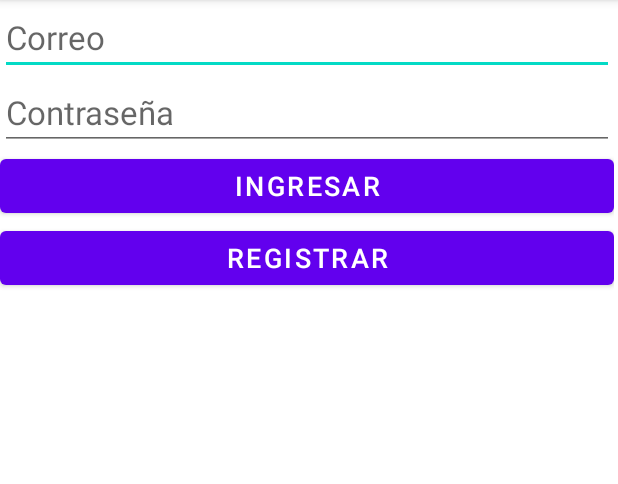
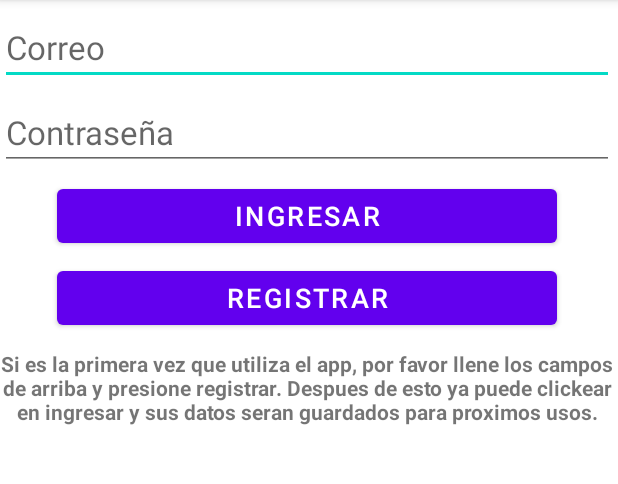
Before and after one commit to Euquimides/LegalWorkDesk, an Android app: the screen it shows after launch (MainActivity), after a tap on "REGISTRAR", on a phone screen of 412 x 824 dp, the part 84-568 px from its top. Run offline under Robolectric (Android 15) with nearby library versions, the phone set to English and light mode, and no system bars; our stand-ins replace Firebase (no records; nobody signed in at launch, a user with empty details on screens opened directly).

Commit message:
Agregamos comentarios y cambio de estilo a la pantalla de login

```diff
--- a/app/src/main/java/com/example/legalworkdesk/MainActivity.java
+++ b/app/src/main/java/com/example/legalworkdesk/MainActivity.java
@@ -18,33 +18,49 @@ import com.google.firebase.auth.FirebaseUser;
 public class MainActivity extends AppCompatActivity {
 
     private EditText etCorreo;
-    private EditText etContrasena;
+    private EditText etClave;
 
     public static FirebaseAuth mAuth;
 
     @Override
+    //Crea la vista
     protected void onCreate(Bundle savedInstanceState) {
         super.onCreate(savedInstanceState);
         setContentView(R.layout.activity_main);
 
         etCorreo=findViewById(R.id.etCorreo);
-        etContrasena=findViewById(R.id.etContrasena);
+        etClave=findViewById(R.id.etClave);
 
         mAuth = FirebaseAuth.getInstance();
     }
 
     @Override
+    // Se llama al iniciar la vista
+    // Se busca el usuario en firebase
     public void onStart() {
         super.onStart();
         FirebaseUser user = mAuth.getCurrentUser();
         updateUI(user);
     }
 
+    // Verifica que la clave cumpla con los requisitos
+    public String verificarClave(String clave) {
+        String error = "";
+        if (clave.length() < 8 ){
+            error += "Debe tener al menos 8 caracteres";
+        } else {
+            error += "Por favor escriba un correo valido";
+        }
+        return error;
+    }
+
+
+    // Registra usuario y agrega a firebase
     public void registrar(View view) {
         String correo = etCorreo.getText().toString();
-        String contrasena=etContrasena.getText().toString();
+        String clave = etClave.getText().toString();
 
-        mAuth.createUserWithEmailAndPassword(correo, contrasena)
+        mAuth.createUserWithEmailAndPassword(correo, clave)
                 .addOnCompleteListener(this, new OnCompleteListener<AuthResult>() {
 
                     public void onComplete(@NonNull Task<AuthResult> task) {
@@ -53,7 +69,8 @@ public class MainActivity extends AppCompatActivity {
                             Toast.makeText(getApplicationContext(), "Se registró el usuario correctamente.",
                                     Toast.LENGTH_SHORT).show();
                         } else {
-                            Toast.makeText(getApplicationContext(), "Fallo el registro",
+                            String error = verificarClave(clave);
+                            Toast.makeText(getApplicationContext(), "Fallo el registro, " + error,
                                     Toast.LENGTH_SHORT).show();
                             updateUI(null);
                         }
@@ -61,6 +78,7 @@ public class MainActivity extends AppCompatActivity {
                 });
     }
 
+    // Actualiza la interfaz, despues de intentar validar o agregar usuario
     private void updateUI(FirebaseUser user) {
         if (user!=null) {
             Intent intento = new Intent(this, MainMenu.class);
@@ -71,11 +89,12 @@ public class MainActivity extends AppCompatActivity {
         }
     }
 
+    // Si el usuario existe en la base procede a cargar la siguiente vista
     public void login(View view) {
         String correo = etCorreo.getText().toString();
-        String contrasena=etContrasena.getText().toString();
+        String clave = etClave.getText().toString();
 
-        mAuth.signInWithEmailAndPassword(correo, contrasena)
+        mAuth.signInWithEmailAndPassword(correo, clave)
                 .addOnCompleteListener(this, new OnCompleteListener<AuthResult>() {
                     @Override
                     public void onComplete(@NonNull Task<AuthResult> task) {
--- a/app/src/main/res/layout/activity_main.xml
+++ b/app/src/main/res/layout/activity_main.xml
@@ -19,33 +19,48 @@
             android:layout_width="match_parent"
             android:layout_height="wrap_content"
             android:ems="10"
+            android:layout_marginTop="10px"
             android:hint="@string/hCorreo"
             android:textSize="22sp"
             android:inputType="textEmailAddress" />
 
         <EditText
-            android:id="@+id/etContrasena"
+            android:id="@+id/etClave"
             android:layout_width="match_parent"
             android:layout_height="wrap_content"
             android:ems="10"
+            android:layout_marginTop="10px"
             android:hint="@string/hContrasena"
             android:textSize="22sp"
             android:inputType="textPassword" />
 
         <Button
             android:id="@+id/btIngresar"
-            android:layout_width="match_parent"
+            android:layout_width="500px"
             android:layout_height="wrap_content"
             android:onClick="login"
+            android:layout_gravity="center_vertical|center_horizontal"
+            android:layout_marginTop="10px"
             android:textSize="18sp"
             android:text="@string/btIngresar" />
 
         <Button
             android:id="@+id/btRegistrar"
-            android:layout_width="match_parent"
+            android:layout_width="500px"
             android:layout_height="wrap_content"
+            android:layout_gravity="center_vertical|center_horizontal"
+            android:layout_marginTop="10px"
             android:onClick="registrar"
             android:textSize="18sp"
             android:text="@string/btRegistrar" />
+
+        <TextView
+            android:layout_marginTop="15px"
+            android:id="@+id/textView2"
+            android:layout_width="match_parent"
+            android:layout_height="wrap_content"
+            android:textAlignment="center"
+            android:textStyle="bold"
+            android:text="Si es la primera vez que utiliza el app, por favor llene los campos de arriba y presione registrar. Despues de esto ya puede clickear en ingresar y sus datos seran guardados para proximos usos." />
     </LinearLayout>
 </androidx.constraintlayout.widget.ConstraintLayout>
```
